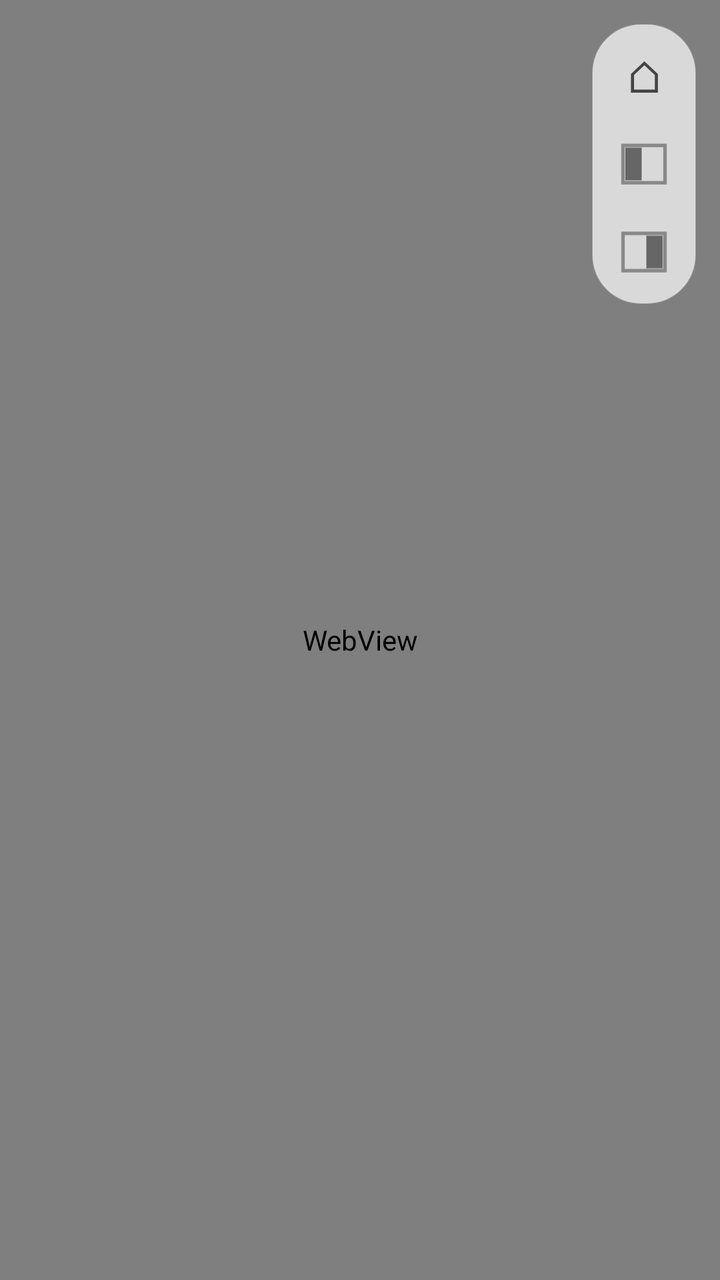
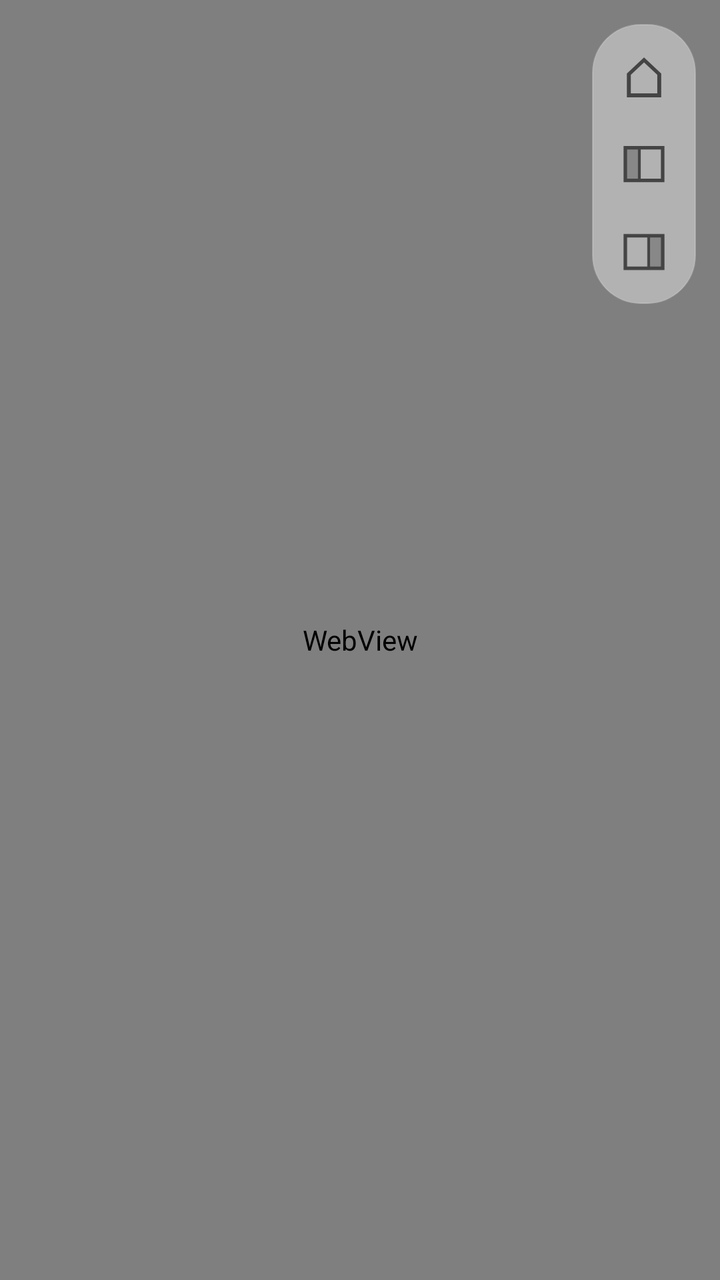

Before-and-after screenshots of an Android layout around one commit, followed by the original layout XML and the change that was made.
<!-- AndroidManifest.xml: application theme Theme.Datcraft -->
<!-- res/layout/activity_main.xml -->
<?xml version="1.0" encoding="utf-8"?>
<FrameLayout xmlns:android="http://schemas.android.com/apk/res/android"
    android:id="@+id/container"
    android:layout_width="match_parent"
    android:layout_height="match_parent"
    android:background="#000000">

    <WebView
        android:id="@+id/webView"
        android:layout_width="match_parent"
        android:layout_height="match_parent" />

    
    <LinearLayout
        android:id="@+id/toolbarPill"
        android:layout_width="wrap_content"
        android:layout_height="wrap_content"
        android:layout_gravity="top|end"
        android:layout_marginTop="12dp"
        android:layout_marginEnd="12dp"
        android:orientation="vertical"
        android:background="@drawable/toolbar_pill_bg"
        android:elevation="8dp"
        android:padding="4dp">

        
        <TextView
            android:id="@+id/btnHome"
            android:layout_width="44dp"
            android:layout_height="44dp"
            android:gravity="center"
            android:text="⌂"
            android:textColor="#444444"
            android:textSize="22sp"
            android:background="?android:attr/selectableItemBackgroundBorderless"
            android:clickable="true"
            android:focusable="true"
            android:contentDescription="@string/go_home" />

        
        <ImageView
            android:id="@+id/btnFloatLeft"
            android:layout_width="44dp"
            android:layout_height="44dp"
            android:padding="8dp"
            android:src="@drawable/ic_float_left"
            android:scaleType="fitCenter"
            android:background="?android:attr/selectableItemBackgroundBorderless"
            android:clickable="true"
            android:focusable="true"
            android:contentDescription="@string/float_left" />

        
        <ImageView
            android:id="@+id/btnFloatRight"
            android:layout_width="44dp"
            android:layout_height="44dp"
            android:padding="8dp"
            android:src="@drawable/ic_float_right"
            android:scaleType="fitCenter"
            android:background="?android:attr/selectableItemBackgroundBorderless"
            android:clickable="true"
            android:focusable="true"
            android:contentDescription="@string/float_right" />

    </LinearLayout>

</FrameLayout>
<!-- resources referenced by this layout -->
<resources>
  <!-- drawable ic_float_left (drawable) -->
  <?xml version="1.0" encoding="utf-8"?>
  <vector xmlns:android="http://schemas.android.com/apk/res/android"
      android:width="24dp"
      android:height="24dp"
      android:viewportWidth="24"
      android:viewportHeight="24">
      
      <path
          android:pathData="M3,4h18v16H3z"
          android:strokeColor="#888888"
          android:strokeWidth="1.5"
          android:fillColor="@android:color/transparent" />
      
      <path
          android:pathData="M4,5h7v14H4z"
          android:fillColor="#666666" />
  </vector>
  <!-- drawable ic_float_right (drawable) -->
  <?xml version="1.0" encoding="utf-8"?>
  <vector xmlns:android="http://schemas.android.com/apk/res/android"
      android:width="24dp"
      android:height="24dp"
      android:viewportWidth="24"
      android:viewportHeight="24">
      
      <path
          android:pathData="M3,4h18v16H3z"
          android:strokeColor="#888888"
          android:strokeWidth="1.5"
          android:fillColor="@android:color/transparent" />
      
      <path
          android:pathData="M13,5h7v14h-7z"
          android:fillColor="#666666" />
  </vector>
  <!-- drawable toolbar_pill_bg (drawable) -->
  <?xml version="1.0" encoding="utf-8"?>
  <shape xmlns:android="http://schemas.android.com/apk/res/android"
      android:shape="rectangle">
      
      <solid android:color="#B3FFFFFF" />
      <corners android:radius="24dp" />
      <stroke
          android:width="0.5dp"
          android:color="#33FFFFFF" />
  </shape>
  <string name="float_left">Float left</string>
  <string name="float_right">Float right</string>
  <string name="go_home">Go home</string>
  <style name="Theme.Datcraft" parent="Theme.AppCompat.NoActionBar">
          <item name="android:windowFullscreen">true</item>
          <item name="android:windowNoTitle">true</item>
          <item name="android:statusBarColor">#00000000</item>
          <item name="android:navigationBarColor">#00000000</item>
          <item name="android:windowTranslucentStatus">true</item>
          <item name="android:windowTranslucentNavigation">true</item>
      </style>
</resources>

<!-- the commit's change to res/layout/activity_main.xml (unified diff, before → after) -->
@@ -31,7 +31,7 @@
             android:gravity="center"
             android:text="⌂"
             android:textColor="#444444"
-            android:textSize="22sp"
+            android:textSize="28sp"
             android:background="?android:attr/selectableItemBackgroundBorderless"
             android:clickable="true"
             android:focusable="true"
<!-- resource entries referenced after the edit -->
@@ -9,14 +9,19 @@
       android:viewportHeight="24">
       
       <path
-          android:pathData="M3,4h18v16H3z"
-          android:strokeColor="#888888"
+          android:pathData="M4,5h6v14H4z"
+          android:fillColor="#888888" />
+      
+      <path
+          android:pathData="M4,5h16v14H4z"
+          android:strokeColor="#444444"
           android:strokeWidth="1.5"
           android:fillColor="@android:color/transparent" />
       
       <path
-          android:pathData="M4,5h7v14H4z"
-          android:fillColor="#666666" />
+          android:pathData="M10,5v14"
+          android:strokeColor="#444444"
+          android:strokeWidth="1.2" />
   </vector>
   <!-- drawable ic_float_right (drawable) -->
   <?xml version="1.0" encoding="utf-8"?>
@@ -27,21 +32,26 @@
       android:viewportHeight="24">
       
       <path
-          android:pathData="M3,4h18v16H3z"
-          android:strokeColor="#888888"
+          android:pathData="M14,5h6v14h-6z"
+          android:fillColor="#888888" />
+      
+      <path
+          android:pathData="M4,5h16v14H4z"
+          android:strokeColor="#444444"
           android:strokeWidth="1.5"
           android:fillColor="@android:color/transparent" />
       
       <path
-          android:pathData="M13,5h7v14h-7z"
-          android:fillColor="#666666" />
+          android:pathData="M14,5v14"
+          android:strokeColor="#444444"
+          android:strokeWidth="1.2" />
   </vector>
   <!-- drawable toolbar_pill_bg (drawable) -->
   <?xml version="1.0" encoding="utf-8"?>
   <shape xmlns:android="http://schemas.android.com/apk/res/android"
       android:shape="rectangle">
       
-      <solid android:color="#B3FFFFFF" />
+      <solid android:color="#66FFFFFF" />
       <corners android:radius="24dp" />
       <stroke
           android:width="0.5dp"
